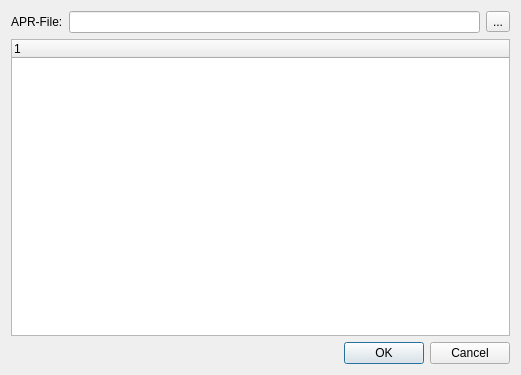
sourcepole/qgis-aprimport-plugin, file AprImport/forms/ui_aprimport.ui: the form before one commit.
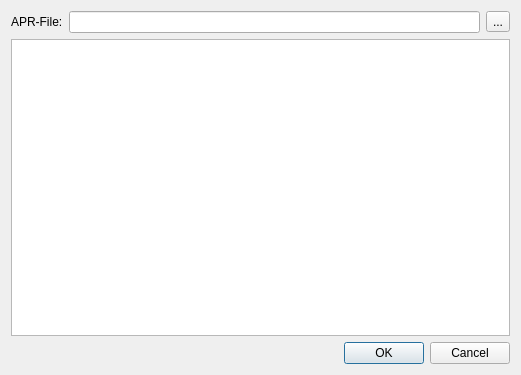
The form after the commit.

Diff of the .ui file:
```diff
--- a/AprImport/forms/ui_aprimport.ui
+++ b/AprImport/forms/ui_aprimport.ui
@@ -37,6 +37,9 @@
    </item>
    <item row="1" column="0">
     <widget class="QTreeWidget" name="treeWidget">
+     <attribute name="headerVisible">
+      <bool>false</bool>
+     </attribute>
      <column>
       <property name="text">
        <string notr="true">1</string>
```
